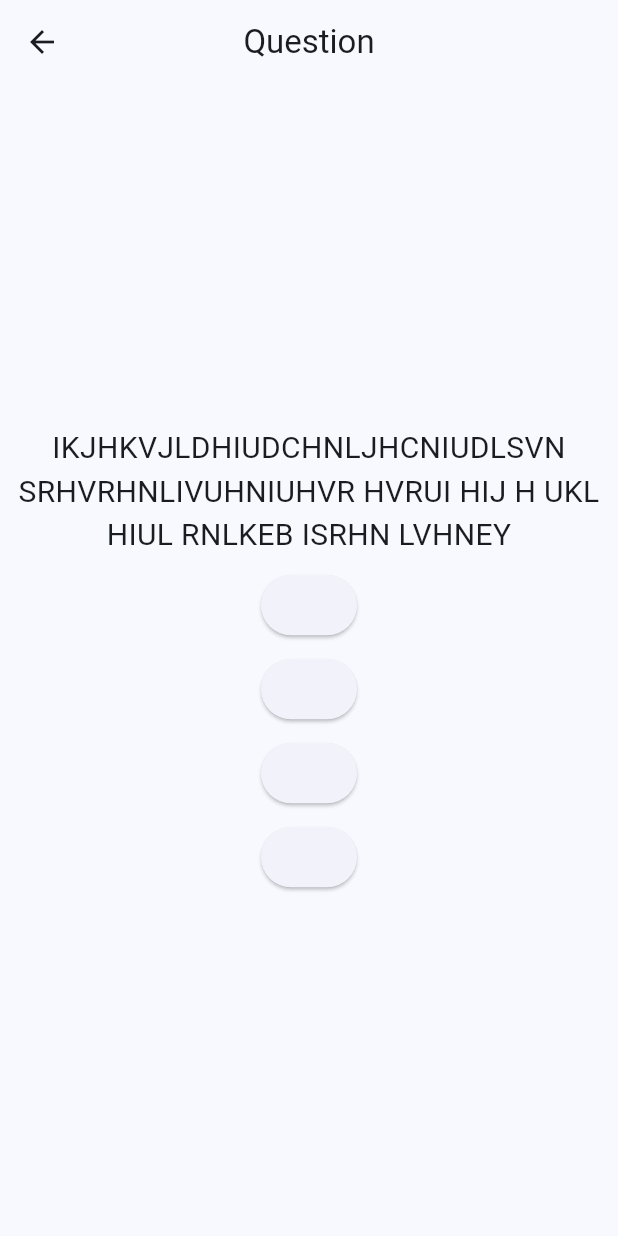
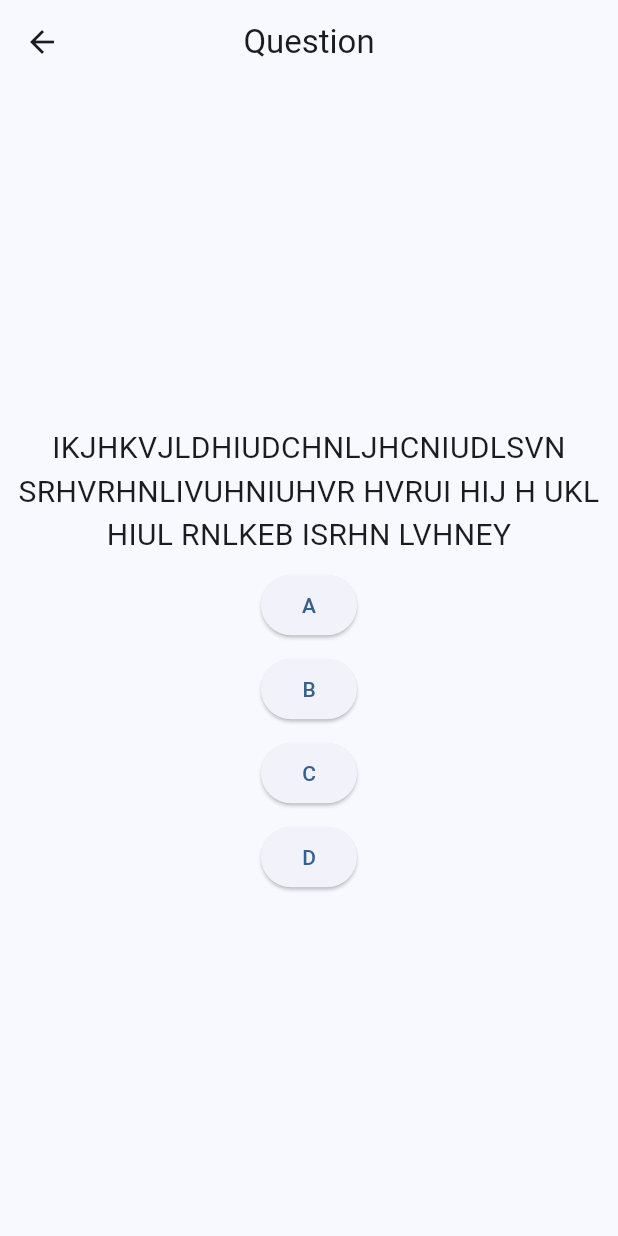
Before and after one commit to MananGandhi1810/quiz-app, a Flutter app: the QuestionPage screen opened directly, on a phone screen of 412 x 824 dp. Run offline on Flutter 3.47's test engine with Material 3 defaults, Android fonts, the phone set to English and light mode, and no system bars.

Commit message:
Update question page

```diff
--- a/lib/presentation/question_page.dart
+++ b/lib/presentation/question_page.dart
@@ -48,6 +48,15 @@ class _QuestionPageState extends State<QuestionPage> {
                 ElevatedButton(
                   onPressed: () {},
                   child: Text(
+                    _question?.options[0] ?? "",
+                  ),
+                ),
+                Padding(
+                  padding: EdgeInsets.all(4),
+                ),
+                ElevatedButton(
+                  onPressed: () {},
+                  child: Text(
                     _question?.options[1] ?? "",
                   ),
                 ),
@@ -69,15 +78,6 @@ class _QuestionPageState extends State<QuestionPage> {
                     _question?.options[3] ?? "",
                   ),
                 ),
-                Padding(
-                  padding: EdgeInsets.all(4),
-                ),
-                ElevatedButton(
-                  onPressed: () {},
-                  child: Text(
-                    _question?.options[4] ?? "",
-                  ),
-                ),
               ],
             )
           : Center(
--- a/lib/questions.dart
+++ b/lib/questions.dart
@@ -3,21 +3,21 @@ class Questions {
     {
       "question":
           "IKJHKVJLDHIUDCHNLJHCNIUDLSVN SRHVRHNLIVUHNIUHVR HVRUI HIJ H UKL HIUL RNLKEB ISRHN LVHNEX",
-      "options": {0: "", 1: "", 2: "", 3: ""},
+      "options": {0: "A", 1: "B", 2: "C", 3: "D"},
       "answer": 1,
       "difficulty": "easy"
     },
     {
       "question":
           "IKJHKVJLDHIUDCHNLJHCNIUDLSVN SRHVRHNLIVUHNIUHVR HVRUI HIJ H UKL HIUL RNLKEB ISRHN LVHNEY",
-      "options": {0: "", 1: "", 2: "", 3: ""},
+      "options": {0: "A", 1: "B", 2: "C", 3: "D"},
       "answer": 1,
       "difficulty": "medium"
     },
     {
       "question":
           "IKJHKVJLDHIUDCHNLJHCNIUDLSVN SRHVRHNLIVUHNIUHVR HVRUI HIJ H UKL HIUL RNLKEB ISRHN LVHNEZ",
-      "options": {0: "", 1: "", 2: "", 3: ""},
+      "options": {0: "A", 1: "B", 2: "C", 3: "D"},
       "answer": 1,
       "difficulty": "hard"
     }
```
